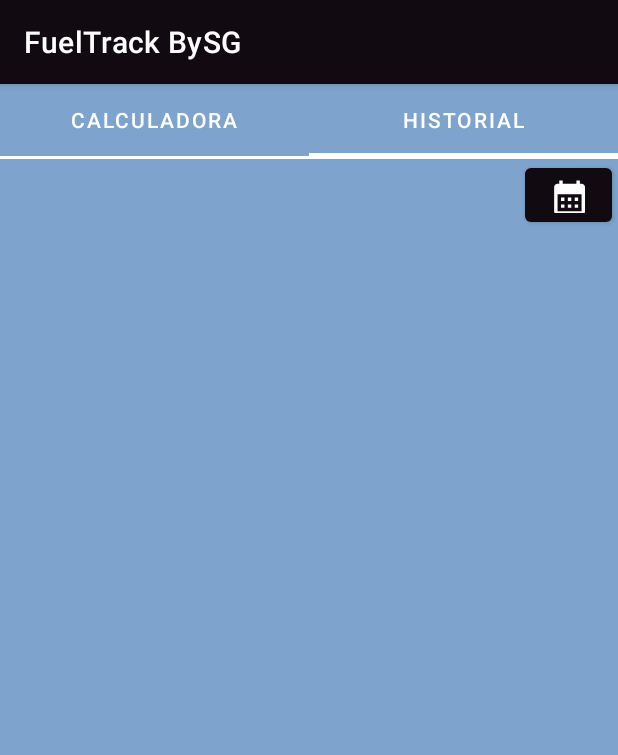
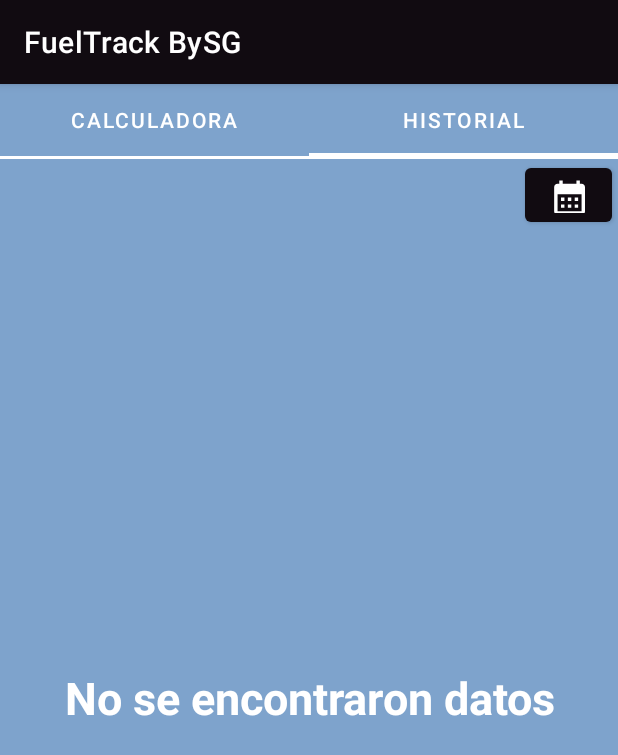
Before and after one commit to samilr/appFuelUsage, an Android app: the screen it shows after launch (MainActivity), tab 2 chosen, on a phone screen of 412 x 824 dp. Shown: the top 755 px of the screen. Run offline under Robolectric (Android 15) with nearby library versions, the phone set to English and light mode, and no system bars.

Commit message:
Adding message if doesn't have data in the history

```diff
--- a/app/src/main/java/com/example/used_fuel/adapters/FuelRecordAdapter.java
+++ b/app/src/main/java/com/example/used_fuel/adapters/FuelRecordAdapter.java
@@ -58,6 +58,7 @@
         TextView txtDineroGastado;
         TextView txtDistancia;
 
+
         public ViewHolder(@NonNull View itemView) {
             super(itemView);
             txtDate = itemView.findViewById(R.id.txtDate);
@@ -68,9 +69,9 @@
             txtLitrosUsado = itemView.findViewById(R.id.txtLitrosUsados);
             txtDineroGastado = itemView.findViewById(R.id.txtDineroGastado);
             txtDistancia = itemView.findViewById(R.id.txtDistancia);
+
         }
     }
-
 
     public void setData(List<FuelRecord> fuelRecords) {
         this.fuelRecords = fuelRecords;
--- a/app/src/main/java/com/example/used_fuel/fragments/HistoryFragment.java
+++ b/app/src/main/java/com/example/used_fuel/fragments/HistoryFragment.java
@@ -7,6 +7,7 @@
 import android.view.ViewGroup;
 import android.widget.Button;
 import android.widget.DatePicker;
+import android.widget.TextView;
 import android.widget.Toast;
 
 import androidx.fragment.app.Fragment;
@@ -33,13 +34,17 @@
     List<FuelRecord> filteredFuelRecords;
     RecyclerView recyclerView;
     FuelRecordAdapter adapter;
+    TextView txtNotFound;
 
     @Override
     public View onCreateView(LayoutInflater inflater, ViewGroup container, Bundle savedInstanceState) {
         View rootView = inflater.inflate(R.layout.history, container, false);
         fuelRecords = readJsonFile();
         Collections.sort(fuelRecords);
+
         recyclerView = rootView.findViewById(R.id.rvHistory);
+        txtNotFound = rootView.findViewById(R.id.txtNotFound);
+
         adapter = new FuelRecordAdapter(fuelRecords);
         recyclerView.setAdapter(adapter);
         recyclerView.setLayoutManager(new LinearLayoutManager(getContext()));
@@ -50,6 +55,14 @@
             Collections.sort(refreshedData);
             adapter.setData(refreshedData);
             adapter.notifyDataSetChanged();
+
+            // Verifica y configura la visibilidad de txtNotFound después de la actualización
+            if (refreshedData.isEmpty()) {
+                txtNotFound.setVisibility(View.VISIBLE);
+            } else {
+                txtNotFound.setVisibility(View.GONE);
+            }
+
             Toast.makeText(requireContext(), "Datos actualizados.", Toast.LENGTH_SHORT).show();
             swipeRefreshLayout.setRefreshing(false);
         });
@@ -62,9 +75,14 @@
             }
         });
 
+        if (fuelRecords.isEmpty()) {
+            txtNotFound.setVisibility(View.VISIBLE);
+        } else {
+            txtNotFound.setVisibility(View.GONE);
+        }
+
         return rootView;
     }
-
     private List<FuelRecord> readJsonFile() {
         List<FuelRecord> fuelRecords = new ArrayList<>();
         String filePath = getContext().getExternalFilesDir(null) + "/fuel_record.json";
@@ -117,5 +135,12 @@
         }
         adapter.setData(filteredFuelRecords);
         adapter.notifyDataSetChanged();
+
+        // Muestra u oculta el mensaje "No se encontraron datos" después de aplicar el filtro
+        if (filteredFuelRecords.isEmpty()) {
+            txtNotFound.setVisibility(View.VISIBLE);
+        } else {
+            txtNotFound.setVisibility(View.GONE);
+        }
     }
 }
--- a/app/src/main/res/layout/history.xml
+++ b/app/src/main/res/layout/history.xml
@@ -24,6 +24,19 @@
         android:layout_width="match_parent"
         android:layout_height="694dp"
         android:layout_marginTop="40dp" />
+
+    <TextView
+        android:id="@+id/txtNotFound"
+        android:layout_width="match_parent"
+        android:layout_height="match_parent"
+        android:gravity="center"
+        android:text="No se encontraron datos"
+        android:textAlignment="center"
+        android:textStyle="bold"
+        android:textColor="@color/white"
+        android:textSize="30dp"
+
+        />
 </FrameLayout>
 
 
```
